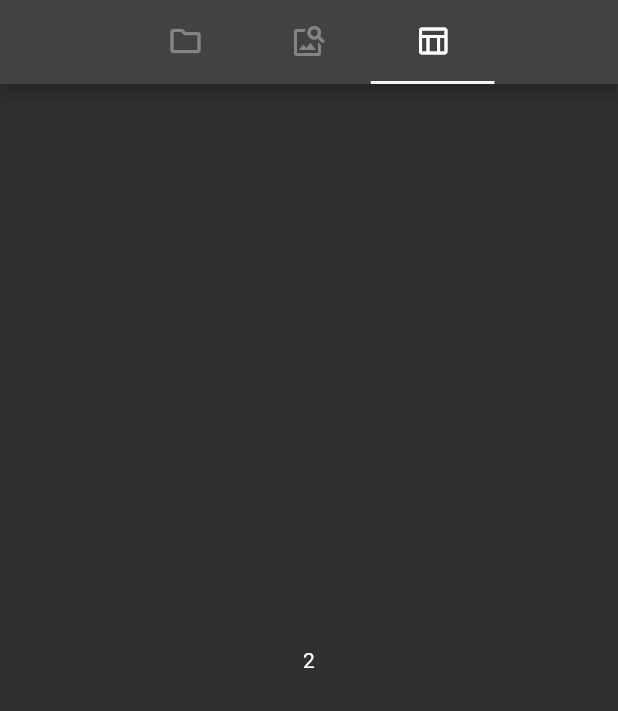
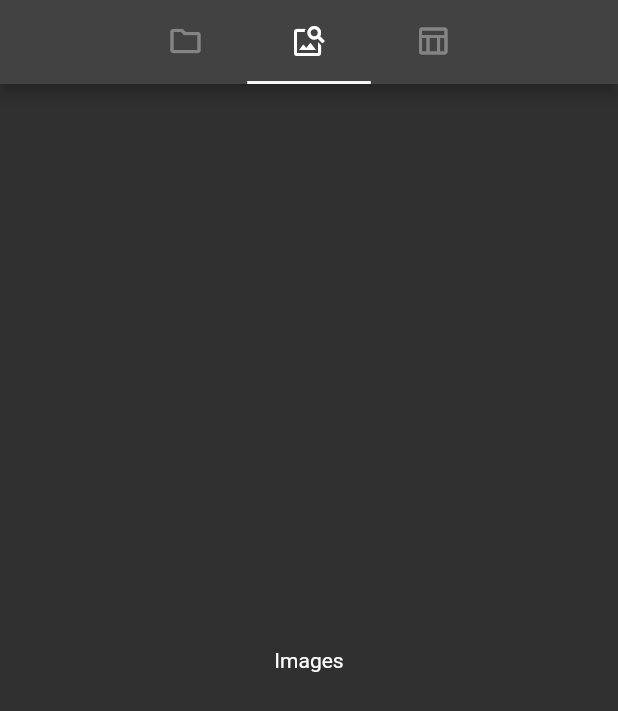
Before and after one commit to meg4cyberc4t/photodatabase, a Flutter app: the screen it shows after launch, on a phone screen of 412 x 824 dp. Shown: the top 711 px of the screen. Run offline on Flutter 3.47's test engine with Material 2 defaults, Android fonts, the phone set to English and light mode, and no system bars; our stand-ins replace google_fonts.

Commit message:
Добавил каскад для основных страниц

```diff
--- a/lib/components/photo_database_tabbar.dart
+++ b/lib/components/photo_database_tabbar.dart
@@ -121,13 +121,11 @@ class _TabState extends State<_Tab> with SingleTickerProviderStateMixin {
 
     return ConstrainedBox(
       constraints: const BoxConstraints(minHeight: 56),
-      child: Expanded(
-        child: FadeTransition(
-          opacity: _iconFadeAnimation,
-          child: SizedBox(
-            width: unitWidth,
-            child: widget.icon,
-          ),
+      child: FadeTransition(
+        opacity: _iconFadeAnimation,
+        child: SizedBox(
+          width: unitWidth,
+          child: widget.icon,
         ),
       ),
     );
--- /dev/null
+++ b/lib/screens/images_page.dart
@@ -0,0 +1,27 @@
+import 'package:flutter/material.dart';
+
+class ImagesPage extends StatefulWidget {
+  const ImagesPage({
+    Key? key,
+  }) : super(key: key);
+
+  @override
+  State<ImagesPage> createState() => _ImagesPageState();
+}
+
+class _ImagesPageState extends State<ImagesPage>
+    with AutomaticKeepAliveClientMixin {
+  @override
+  bool get wantKeepAlive => true;
+
+  @override
+  Widget build(BuildContext context) {
+    super.build(context);
+    return const Scaffold(
+      key: PageStorageKey("images"),
+      body: Center(
+        child: Text("Images"),
+      ),
+    );
+  }
+}
--- a/lib/screens/router_page.dart
+++ b/lib/screens/router_page.dart
@@ -1,12 +1,12 @@
 import 'package:flutter/material.dart';
 import 'package:photodatabase/components/photo_database_tabbar.dart';
+import 'package:photodatabase/screens/folders_page.dart';
+import 'package:photodatabase/screens/images_page.dart';
+import 'package:photodatabase/screens/union_page.dart';
 
 const int tabCount = 3;
 const int turnsToRotateRight = 1;
 const int turnsToRotateLeft = 3;
-// Все изображения - Страница изображения
-// Список папок - Страница папки - Страница изображения
-// Таблица
 
 class RouterPage extends StatefulWidget {
   const RouterPage({Key? key}) : super(key: key);
@@ -18,7 +18,7 @@ class RouterPage extends StatefulWidget {
 class _RouterPageState extends State<RouterPage>
     with SingleTickerProviderStateMixin, RestorationMixin {
   late TabController _tabController;
-  RestorableInt tabIndex = RestorableInt(2);
+  RestorableInt tabIndex = RestorableInt(1);
 
   @override
   String get restorationId => 'home_page';
@@ -55,15 +55,10 @@ class _RouterPageState extends State<RouterPage>
   Widget build(BuildContext context) {
     final theme = Theme.of(context);
     final _isDesktop = isDesktop();
-    var tabBarView = Column(
-      children: [
-        Expanded(
-          child: TabBarView(
-            controller: _tabController,
-            children: _buildTabViews(),
-          ),
-        ),
-      ],
+    var tabBarView = TabBarView(
+      physics: const PageScrollPhysics(),
+      controller: _tabController,
+      children: _buildTabViews(),
     );
     return Scaffold(
       appBar: AppBar(
@@ -95,21 +90,13 @@ class _RouterPageState extends State<RouterPage>
         ),
       ),
     );
-    // return Scaffold(
-    //   appBar: AppBar(
-    //     title: const Text('Photo Database'),
-    //   ),
-    //   body: const Center(
-    //     child: Text('HomePage'),
-    //   ),
-    // );
   }
 
   List<Widget> _buildTabViews() {
     return const [
-      Scaffold(body: Center(child: Text('0'))),
-      Scaffold(body: Center(child: Text('1'))),
-      Scaffold(body: Center(child: Text('2'))),
+      FoldersPage(),
+      ImagesPage(),
+      UnionPage(),
     ];
   }
 }
```
Also changed, not shown: lib/screens/folders_page.dart (added, +27 -0 lines), lib/screens/union_page.dart (added, +27 -0 lines).
